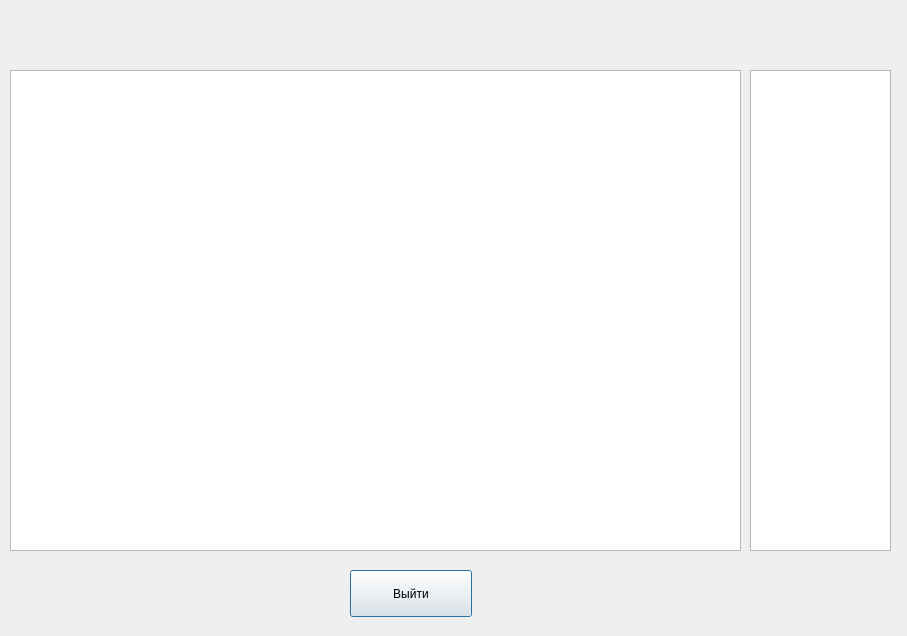
First picture: the form in NotificationCORE/priviewworks.ui, repository Gerakl1123/ARDA_Stud_Manager, before the edit.
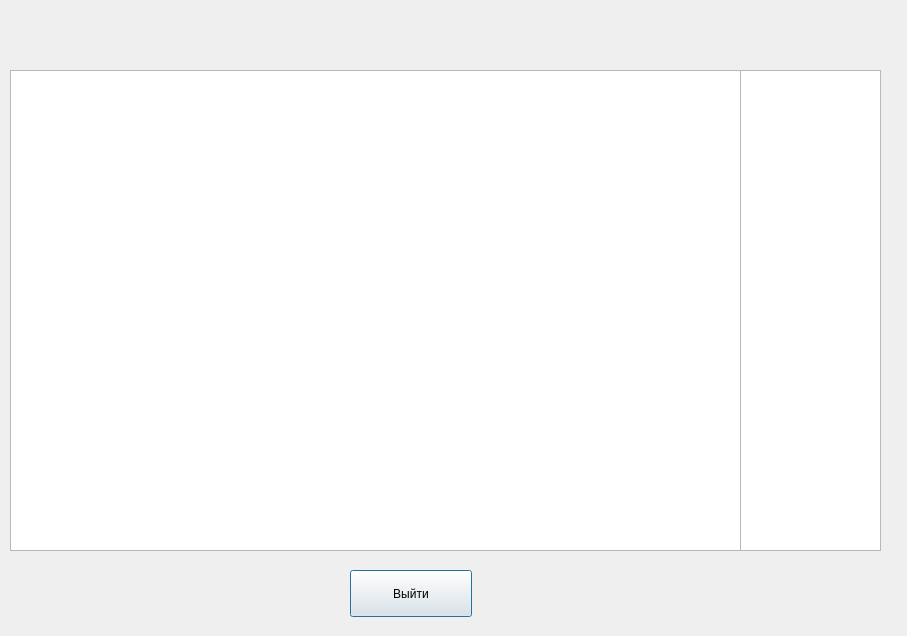
Second picture: the form after the edit.

```diff
--- a/NotificationCORE/priviewworks.ui
+++ b/NotificationCORE/priviewworks.ui
@@ -72,7 +72,7 @@
   <widget class="QListWidget" name="listWidgetDeleter">
    <property name="geometry">
     <rect>
-     <x>750</x>
+     <x>740</x>
      <y>70</y>
      <width>141</width>
      <height>481</height>
```
